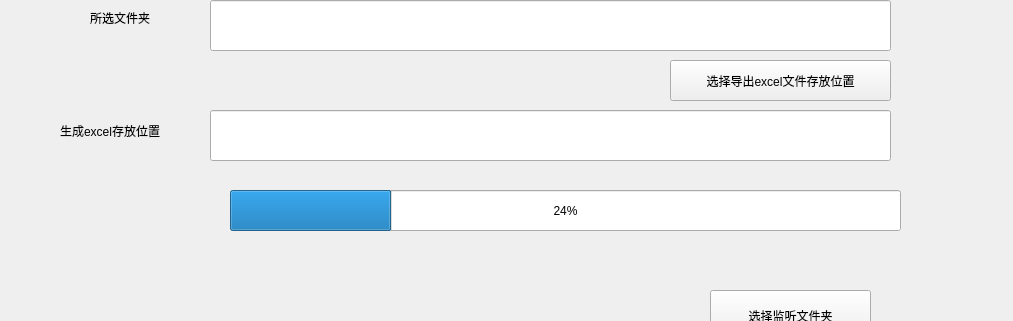
This is lgp_file_ana/mainwindow.ui in tiansongyu/LGP_file_ana as Qt 5 draws it before an edit; both pictures show x 0 to 1013 and y 100 to 421 of the 1013 by 805 pixel window. The edited form follows.
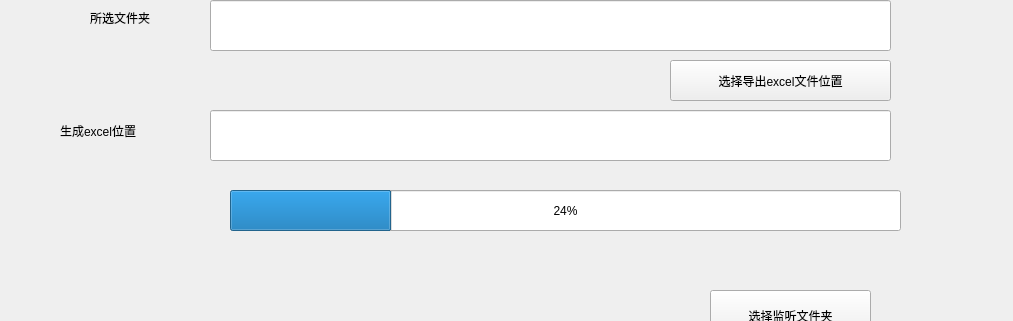
This is the edited form.

Commit message: 修复少许bug

Diff of the .ui file:
```diff
--- a/lgp_file_ana/mainwindow.ui
+++ b/lgp_file_ana/mainwindow.ui
@@ -50,7 +50,7 @@
      </rect>
     </property>
     <property name="text">
-     <string>选择导出excel文件存放位置</string>
+     <string>选择导出excel文件位置</string>
     </property>
    </widget>
    <widget class="QLabel" name="label">
@@ -86,14 +86,14 @@
      </rect>
     </property>
     <property name="text">
-     <string>生成excel存放位置</string>
+     <string>生成excel位置</string>
     </property>
    </widget>
    <widget class="QLabel" name="label_3">
     <property name="geometry">
      <rect>
-      <x>380</x>
-      <y>270</y>
+      <x>320</x>
+      <y>340</y>
       <width>281</width>
       <height>21</height>
      </rect>
```
The commit also changes 1 other file.
